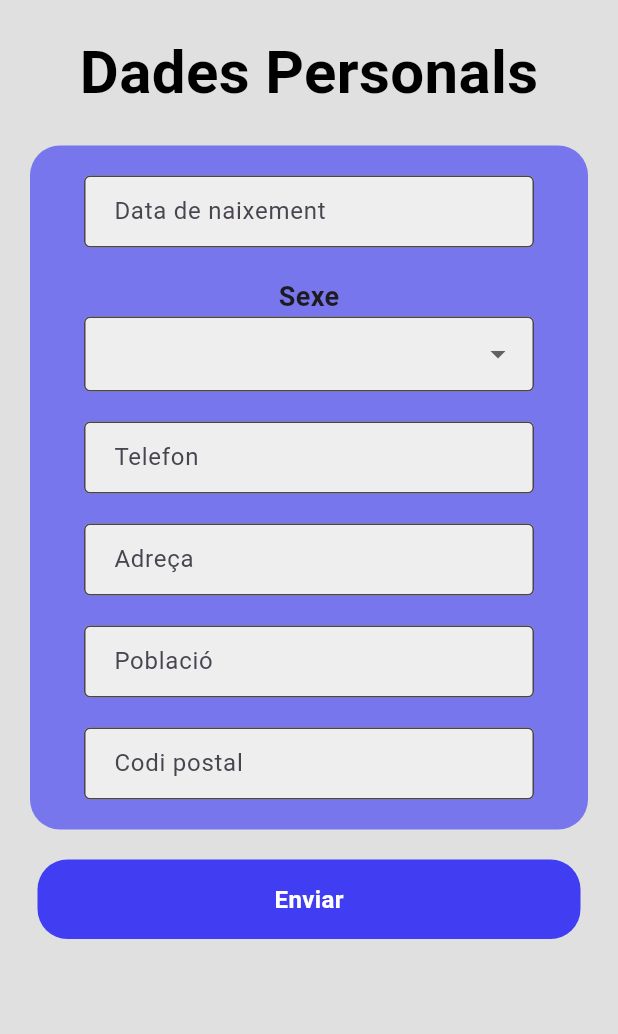
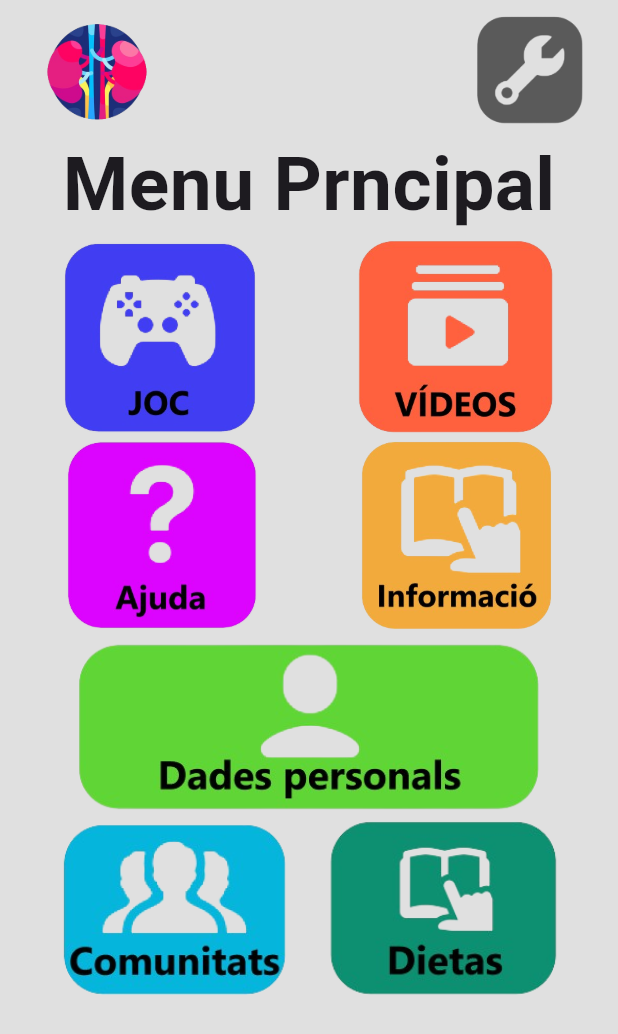
Before and after one commit to robertogarciia/Kidney-Project-Flutter, a Flutter app: the screen it shows after launch, on a phone screen of 412 x 824 dp. Shown: the top 1034 px of the screen. Run offline on Flutter 3.47's test engine with Material 3 defaults, Android fonts, the light colour scheme and no system bars; our stand-ins replace cloud_firestore, firebase_core; accounts and stored records are empty.

Commit message:
MenuPrincipal

```diff
--- /dev/null
+++ b/lib/components/bottom_imgs.dart
@@ -0,0 +1,17 @@
+import 'package:flutter/material.dart';
+
+class BottomImgs extends StatelessWidget {
+  final String imagePath;
+  const BottomImgs({super.key, required this.imagePath});
+
+  @override
+  Widget build(BuildContext context) {
+    return Container(
+      padding: EdgeInsets.all(1),
+      child: Image.asset(
+        imagePath,
+        height: 120,
+      ),
+    );
+  }
+}
--- /dev/null
+++ b/lib/components/midle_imgs.dart
@@ -0,0 +1,17 @@
+import 'package:flutter/material.dart';
+
+class MidleImgs extends StatelessWidget {
+  final String imagePath;
+  const MidleImgs({super.key, required this.imagePath});
+
+  @override
+  Widget build(BuildContext context) {
+    return Container(
+      padding: EdgeInsets.all(1),
+      child: Image.asset(
+        imagePath,
+        height: 130,
+      ),
+    );
+  }
+}
--- /dev/null
+++ b/lib/components/top_imgs.dart
@@ -0,0 +1,17 @@
+import 'package:flutter/material.dart';
+
+class TopImgs extends StatelessWidget {
+  final String imagePath;
+  const TopImgs({super.key, required this.imagePath});
+
+  @override
+  Widget build(BuildContext context) {
+    return Container(
+      padding: EdgeInsets.all(1),
+      child: Image.asset(
+        imagePath,
+        height: 80,
+      ),
+    );
+  }
+}
--- a/lib/main.dart
+++ b/lib/main.dart
@@ -1,6 +1,5 @@
 import 'package:flutter/material.dart';
-import 'package:kidneyproject/pages/login_page.dart';
-import 'package:kidneyproject/pages/dades_personals.dart';
+import 'package:kidneyproject/pages/menu_principal.dart';
 import 'package:firebase_core/firebase_core.dart';
 import 'firebase_options.dart';
 
@@ -19,7 +18,7 @@ class MyApp extends StatelessWidget {
   Widget build(BuildContext context) {
     return MaterialApp(
       debugShowCheckedModeBanner: false,
-      home: DadesPersonals(),
+      home: MenuPrincipal(),
       );
   }
 }
--- a/lib/pages/dades_personals.dart
+++ b/lib/pages/dades_personals.dart
@@ -3,6 +3,7 @@ import 'package:kidneyproject/components/textfield.dart';
 import 'package:kidneyproject/pages/login_page.dart';
 import 'package:kidneyproject/components/listfield.dart';
 import 'package:kidneyproject/components/btn_general.dart';
+import 'package:kidneyproject/pages/dades_personals2.dart';
 
 class DadesPersonals extends StatefulWidget {
   DadesPersonals({Key? key}) : super(key: key);
@@ -18,7 +19,7 @@ class _DadesPersonalsState extends State<DadesPersonals> {
   void iniciS(BuildContext context) {
     Navigator.push(
       context,
-      MaterialPageRoute(builder: (context) => const LoginPage()),
+      MaterialPageRoute(builder: (context) => Formulario2()),
     );
   }
 
--- /dev/null
+++ b/lib/pages/menu_principal.dart
@@ -0,0 +1,97 @@
+import 'package:flutter/material.dart';
+import 'package:kidneyproject/components/bottom_imgs.dart';
+import 'package:kidneyproject/components/btn_iniciSessio.dart';
+import 'package:kidneyproject/components/btn_registrar.dart';
+import 'package:kidneyproject/components/midle_imgs.dart';
+import 'package:kidneyproject/components/top_imgs.dart';
+import 'package:kidneyproject/pages/sign_in_page.dart';
+import 'package:kidneyproject/pages/sign_Up_Choose.dart';
+
+class MenuPrincipal extends StatelessWidget {
+  const MenuPrincipal({Key? key}) : super(key: key);
+
+  void iniciS(BuildContext context) {
+    Navigator.push(
+      context,
+      MaterialPageRoute(builder: (context) => SignIn()),
+    );
+  }
+
+  void register(BuildContext context) {
+    Navigator.push(
+      context,
+      MaterialPageRoute(builder: (context) => SignUpChoose()),
+    );
+  }
+
+  @override
+  Widget build(BuildContext context) {
+    return Scaffold(
+      backgroundColor: Colors.grey[300],
+      body: const SafeArea(
+        child: Center(
+          child: Column(
+            children: <Widget>[
+              SizedBox(
+                height: 5,
+              ),
+
+              Row(
+                mainAxisAlignment: MainAxisAlignment.center,
+                children: [
+                  TopImgs(imagePath: 'lib/images/logoKNP_NT.png'),
+                  SizedBox(width: 200),
+
+                  TopImgs(imagePath: 'lib/images/ajustes.png'),
+                ],
+              ),
+
+              //text inicia sessio
+              Text(
+                'Menu Prncipal',
+                style: TextStyle(
+                  fontSize: 50,
+                  fontWeight: FontWeight.bold,
+                ),
+              ),
+
+              Row(
+                mainAxisAlignment: MainAxisAlignment.center,
+                children: [
+                  MidleImgs(imagePath: 'lib/images/mando.png'),
+                  SizedBox(width: 60),
+                  MidleImgs(imagePath: 'lib/images/vids.png'),
+                ],
+              ),
+
+              Row(
+                mainAxisAlignment: MainAxisAlignment.center,
+                children: [
+                  MidleImgs(imagePath: 'lib/images/ajuda.png'),
+                  SizedBox(width: 60),
+                  MidleImgs(imagePath: 'lib/images/inf.png'),
+                ],
+              ),
+
+              Row(
+                mainAxisAlignment: MainAxisAlignment.center,
+                children: [
+                  BottomImgs(imagePath: 'lib/images/dades_pers.png'),
+                ],
+              ),
+
+              Row(
+                mainAxisAlignment: MainAxisAlignment.center,
+                children: [
+                  BottomImgs(imagePath: 'lib/images/comu.png'),
+                  SizedBox(width: 20),
+                  BottomImgs(imagePath: 'lib/images/dietas.png'),
+                ],
+              ),
+            ],
+          ),
+        ),
+      ),
+    );
+  }
+}
```
Also changed, not shown: lib/images/ajuda.png (added), lib/images/ajustes.png (added), lib/images/comu.png (added), lib/images/dades_pers.png (added), lib/images/dietas.png (added), lib/images/inf.png (added), lib/images/mando.png (added), lib/images/vids.png (added).
